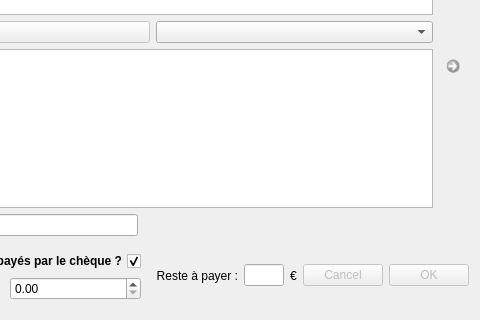
This is f_paiement.ui in nivhg/ludopen as Qt 5 draws it before an edit; both pictures show x 420 to 900 and y 183 to 503 of the 900 by 503 pixel window. The edited form follows.
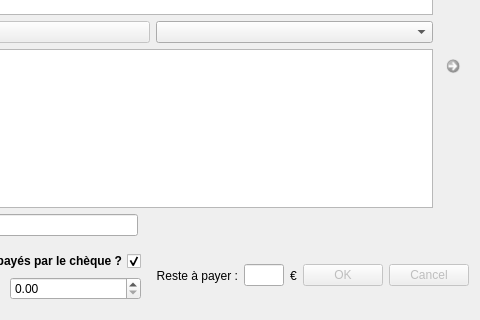
This is the edited form. Icons and pictures are not drawn.

What changed in the file:
```diff
--- a/f_paiement.ui
+++ b/f_paiement.ui
@@ -50,9 +50,6 @@
        <property name="enabled">
         <bool>false</bool>
        </property>
-       <property name="layoutDirection">
-        <enum>Qt::RightToLeft</enum>
-       </property>
        <property name="orientation">
         <enum>Qt::Horizontal</enum>
        </property>
```
